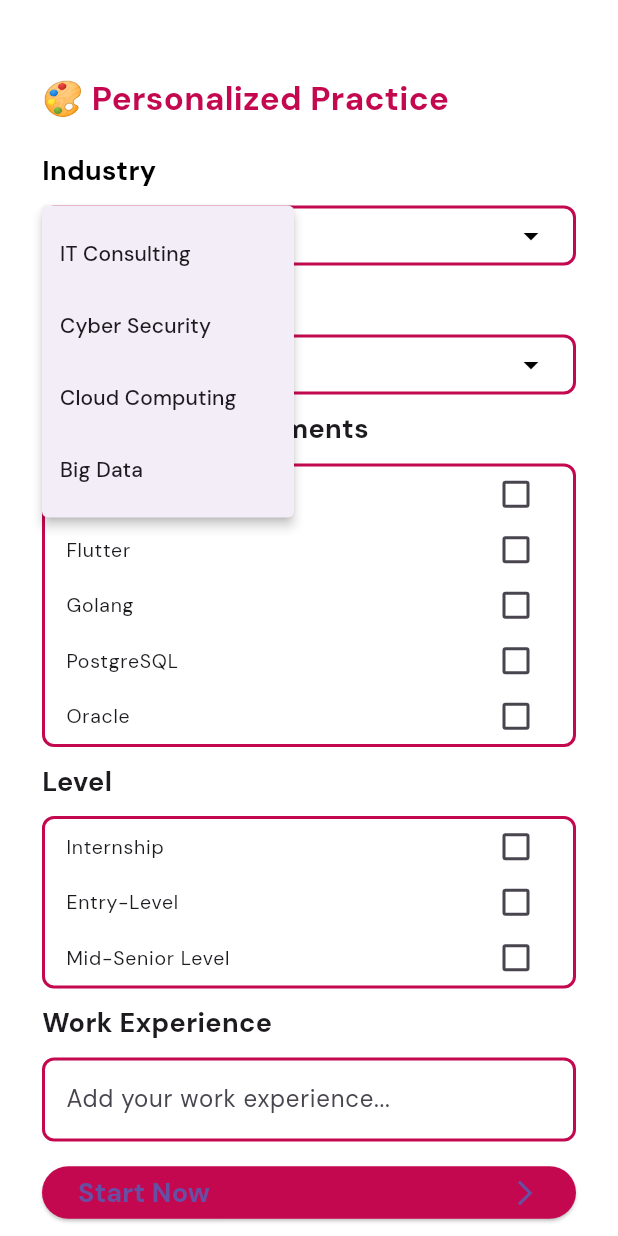
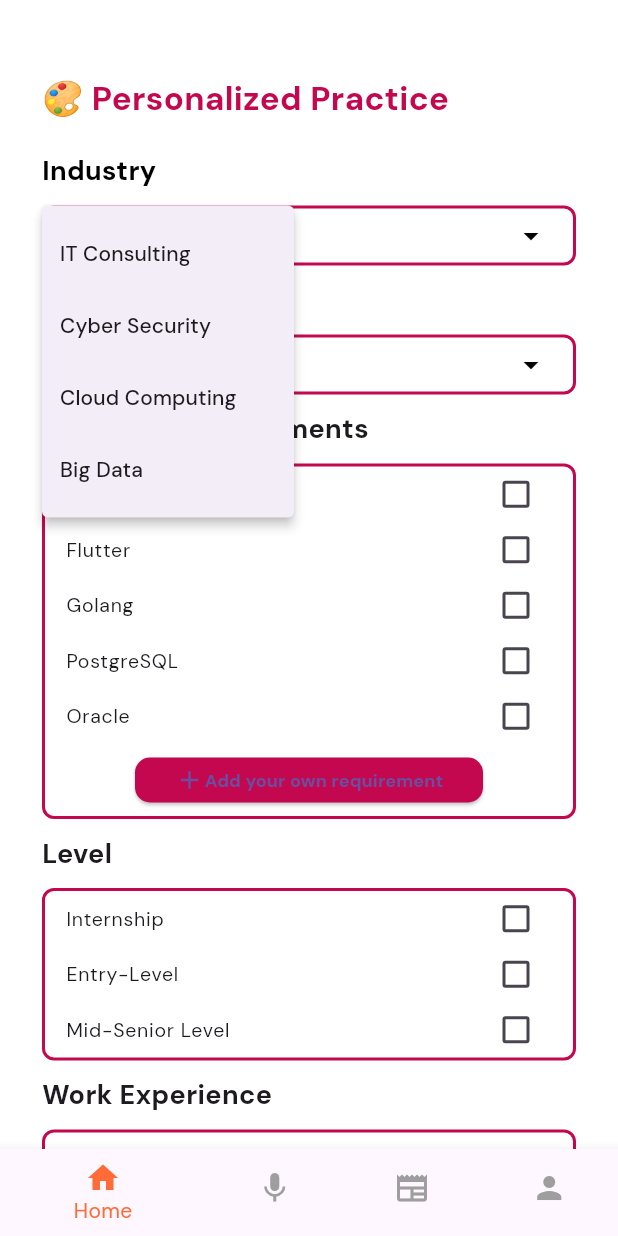
Before and after one commit to gnlehc/Preform, a Flutter app: the screen it shows after launch, after a tap on "Cyber Security", on a phone screen of 412 x 824 dp. Run offline on Flutter 3.47's test engine with Material 3 defaults, Android fonts, the phone set to English and light mode, and no system bars; our stand-ins replace google_fonts.

Commit message:
Feat: navbar

```diff
--- a/lib/main.dart
+++ b/lib/main.dart
@@ -1,20 +1,17 @@
 import 'package:flutter/material.dart';
 import 'package:google_fonts/google_fonts.dart';
 import 'package:preform/pages/interview.dart';
+import 'package:preform/widgets/navbar.dart';
 
 void main() {
-  runApp(const MyApp());
+  runApp(MyApp());
 }
 
 class MyApp extends StatelessWidget {
-  const MyApp({super.key});
-
-  // This widget is the root of your application.
   @override
   Widget build(BuildContext context) {
     return MaterialApp(
-        color: Colors.white,
-        title: 'Preform',
+      home: MyHomePage(),
       theme: ThemeData(
         scaffoldBackgroundColor: Colors.white,
         textTheme: GoogleFonts.dmSansTextTheme(
@@ -22,6 +19,32 @@ class MyApp extends StatelessWidget {
         ),
       ),
       debugShowCheckedModeBanner: false,
-        home: const Interview());
+    );
   }
 }
+
+class MyHomePage extends StatefulWidget {
+  @override
+  _MyHomePageState createState() => _MyHomePageState();
+}
+
+class _MyHomePageState extends State<MyHomePage> {
+  int _currentIndex = 0;
+
+  void _onNavbarItemTapped(int index) {
+    setState(() {
+      _currentIndex = index;
+    });
+  }
+
+  @override
+  Widget build(BuildContext context) {
+    return Scaffold(
+      body: const Interview(),
+      bottomNavigationBar: Navbar(
+        currentIndex: _currentIndex,
+        onTap: _onNavbarItemTapped,
+      ),
+    );
+  }
+}
--- a/lib/pages/interview.dart
+++ b/lib/pages/interview.dart
@@ -1,6 +1,7 @@
 import 'dart:ui';
 
 import 'package:flutter/material.dart';
+import 'package:preform/widgets/navbar.dart';
 
 class Interview extends StatefulWidget {
   const Interview({Key? key}) : super(key: key);
@@ -188,22 +189,18 @@ class _InterviewState extends State<Interview> {
                   crossAxisAlignment: CrossAxisAlignment.start,
                   children: [
                     ListView.builder(
-                      padding: const EdgeInsets.only(
-                          top: 0, bottom: 0), // Adjust top and bottom padding
+                      padding: const EdgeInsets.only(top: 0, bottom: 0),
                       shrinkWrap: true,
                       physics: const NeverScrollableScrollPhysics(),
                       itemCount: items.length,
                       itemBuilder: (context, index) {
                         return ListTile(
                           contentPadding: const EdgeInsets.symmetric(
-                              horizontal: 14,
-                              vertical:
-                                  1), // Remove horizontal and vertical padding
+                              horizontal: 14, vertical: 1),
                           title: Text(items[index]),
                           dense: true, // Make ListTile dense
-                          visualDensity: const VisualDensity(
-                              horizontal: 0,
-                              vertical: -4), // Adjust vertical density
+                          visualDensity:
+                              const VisualDensity(horizontal: 0, vertical: -4),
                           trailing: Checkbox(
                             value: checkboxValues[index],
                             onChanged: (bool? value) {
@@ -215,6 +212,39 @@ class _InterviewState extends State<Interview> {
                         );
                       },
                     ),
+                    Container(
+                      alignment: Alignment.bottomRight,
+                      child: Padding(
+                        padding: const EdgeInsets.only(left: 60, right: 60),
+                        child: ElevatedButton(
+                          onPressed: () {},
+                          style: ElevatedButton.styleFrom(
+                            minimumSize: const Size(double.infinity, 30),
+                            backgroundColor: const Color(0xFFC4084F),
+                            shape: RoundedRectangleBorder(
+                              borderRadius: BorderRadius.circular(10.0),
+                            ),
+                          ),
+                          child: const Row(
+                            mainAxisAlignment: MainAxisAlignment.center,
+                            children: [
+                              Icon(
+                                Icons.add,
+                                size: 20,
+                              ),
+                              Text(
+                                'Add your own requirement',
+                                style: TextStyle(
+                                  fontWeight: FontWeight.bold,
+                                  fontSize: 12,
+                                ),
+                                textAlign: TextAlign.center,
+                              ),
+                            ],
+                          ),
+                        ),
+                      ),
+                    )
                   ],
                 ),
               ),
@@ -284,14 +314,14 @@ class _InterviewState extends State<Interview> {
                 decoration: InputDecoration(
                   labelText: 'Add your work experience...',
                   focusedBorder: OutlineInputBorder(
-                      borderSide: BorderSide(
+                      borderSide: const BorderSide(
                         color: Color(0xFFC4084F),
                         width: 2.0,
                       ),
                       borderRadius: BorderRadius.circular(8.0)),
                   enabledBorder: OutlineInputBorder(
-                      borderSide:
-                          BorderSide(color: Color(0xFFC4084F), width: 2.0),
+                      borderSide: const BorderSide(
+                          color: Color(0xFFC4084F), width: 2.0),
                       borderRadius: BorderRadius.circular(8.0)),
                 ),
               ),
--- /dev/null
+++ b/lib/widgets/navbar.dart
@@ -0,0 +1,37 @@
+import 'package:flutter/material.dart';
+
+class Navbar extends StatelessWidget {
+  final int currentIndex;
+  final Function(int) onTap;
+
+  const Navbar({required this.currentIndex, required this.onTap});
+
+  @override
+  Widget build(BuildContext context) {
+    return BottomNavigationBar(
+      currentIndex: currentIndex,
+      onTap: onTap,
+      backgroundColor: Colors.white,
+      selectedItemColor: const Color(0xFFFF6C37),
+      unselectedItemColor: Colors.grey,
+      items: const [
+        BottomNavigationBarItem(
+          icon: Icon(Icons.home),
+          label: 'Home',
+        ),
+        BottomNavigationBarItem(
+          icon: Icon(Icons.mic),
+          label: 'Interview',
+        ),
+        BottomNavigationBarItem(
+          icon: Icon(Icons.newspaper),
+          label: 'Cover Letter',
+        ),
+        BottomNavigationBarItem(
+          icon: Icon(Icons.person),
+          label: 'Profile',
+        ),
+      ],
+    );
+  }
+}
```
Lines whose indentation alone changed are shown as unchanged.
